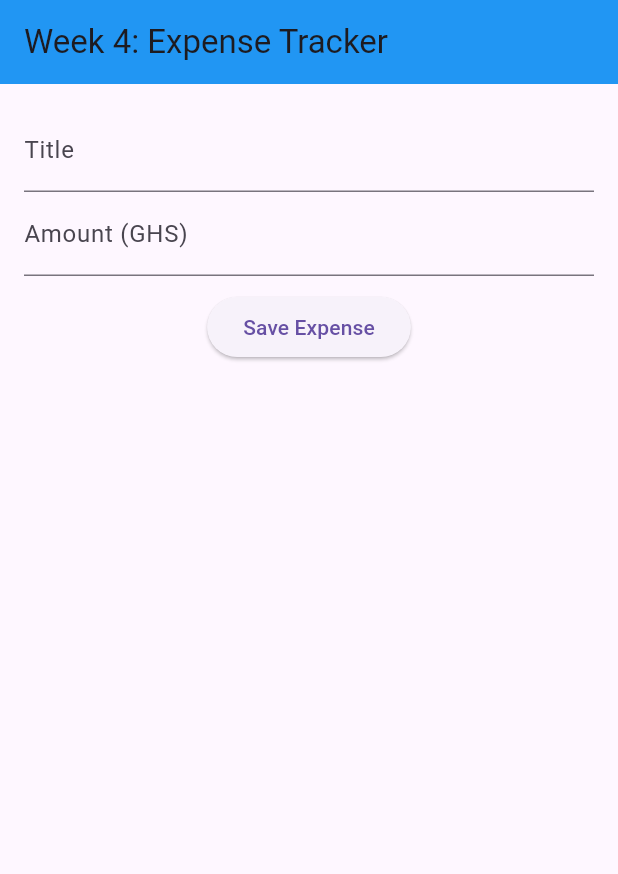
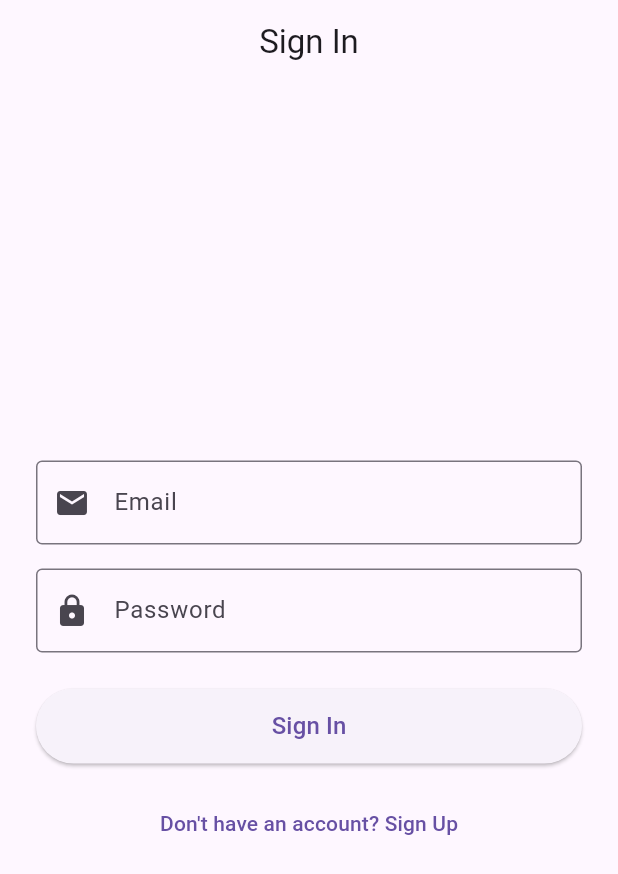
Before and after one commit to 123445tjvf/Mobile-App-Project-, a Flutter app: the screen it shows after launch, on a phone screen of 412 x 824 dp. Shown: the top 874 px of the screen. Run offline on Flutter 3.47's test engine with Material 3 defaults, Android fonts, the phone set to English and light mode, and no system bars; our stand-ins replace firebase_auth, firebase_core, sqflite; accounts and stored records are empty.

Commit message:
week5-authentication

```diff
--- /dev/null
+++ b/lib/auth_wrapper.dart
@@ -0,0 +1,28 @@
+import 'package:firebase_auth/firebase_auth.dart';
+import 'package:flutter/material.dart';
+import 'screens/login_screen.dart';
+import 'screens/dashboard_screen.dart';
+
+class AuthWrapper extends StatelessWidget {
+  const AuthWrapper({super.key});
+
+  @override
+  Widget build(BuildContext context) {
+    return StreamBuilder<User?>(
+      stream: FirebaseAuth.instance.authStateChanges(),
+      builder: (context, snapshot) {
+        if (snapshot.connectionState == ConnectionState.waiting) {
+          return const Scaffold(
+            body: Center(child: CircularProgressIndicator()),
+          );
+        }
+
+        if (snapshot.hasData) {
+          return const DashboardScreen();
+        }
+
+        return const LoginScreen();
+      },
+    );
+  }
+}
--- a/lib/main.dart
+++ b/lib/main.dart
@@ -1,90 +1,26 @@
+import 'package:firebase_core/firebase_core.dart';
 import 'package:flutter/material.dart';
-import 'db_helper.dart';
+import 'firebase_options.dart';
+import 'auth_wrapper.dart';
 
-void main() =>
-    runApp(MaterialApp(debugShowCheckedModeBanner: false, home: Home()));
+void main() async {
+  WidgetsFlutterBinding.ensureInitialized();
 
-class Home extends StatefulWidget {
-  @override
-  _HomeState createState() => _HomeState();
+  await Firebase.initializeApp(options: DefaultFirebaseOptions.currentPlatform);
+
+  runApp(const MyApp());
 }
 
-class _HomeState extends State<Home> {
-  List<Map<String, dynamic>> _expenses = [];
-  final titleController = TextEditingController();
-  final amountController = TextEditingController();
-
-  @override
-  void initState() {
-    super.initState();
-    _refresh();
-  }
-
-  void _refresh() async {
-    final data = await DBHelper.instance.getAll();
-    setState(() => _expenses = data);
-  }
+class MyApp extends StatelessWidget {
+  const MyApp({super.key});
 
   @override
   Widget build(BuildContext context) {
-    return Scaffold(
-      appBar: AppBar(
-        title: Text("Week 4: Expense Tracker"),
-        backgroundColor: Colors.blue,
-      ),
-      body: Column(
-        children: [
-          Padding(
-            padding: EdgeInsets.all(16),
-            child: Column(
-              children: [
-                TextField(
-                  controller: titleController,
-                  decoration: InputDecoration(labelText: "Title"),
-                ),
-                TextField(
-                  controller: amountController,
-                  decoration: InputDecoration(labelText: "Amount (GHS)"),
-                  keyboardType: TextInputType.number,
-                ),
-                SizedBox(height: 10),
-                ElevatedButton(
-                  onPressed: () async {
-                    if (titleController.text.isEmpty ||
-                        amountController.text.isEmpty)
-                      return;
-                    await DBHelper.instance.insert({
-                      'title': titleController.text,
-                      'amount': double.parse(amountController.text),
-                      'date': DateTime.now().toIso8601String(),
-                    });
-                    titleController.clear();
-                    amountController.clear();
-                    _refresh();
-                  },
-                  child: Text("Save Expense"),
-                ),
-              ],
-            ),
-          ),
-          Expanded(
-            child: ListView.builder(
-              itemCount: _expenses.length,
-              itemBuilder: (context, index) => ListTile(
-                title: Text(_expenses[index]['title']),
-                subtitle: Text("GHS ${_expenses[index]['amount']}"),
-                trailing: IconButton(
-                  icon: Icon(Icons.delete, color: Colors.red),
-                  onPressed: () async {
-                    await DBHelper.instance.delete(_expenses[index]['id']);
-                    _refresh();
-                  },
-                ),
-              ),
-            ),
-          ),
-        ],
-      ),
+    return MaterialApp(
+      title: 'Authenticated User Dashboard',
+      debugShowCheckedModeBanner: false,
+      theme: ThemeData(primarySwatch: Colors.blue),
+      home: const AuthWrapper(),
     );
   }
 }
--- /dev/null
+++ b/lib/screens/login_screen.dart
@@ -0,0 +1,137 @@
+import 'package:firebase_auth/firebase_auth.dart';
+import 'package:flutter/material.dart';
+import 'signup_screen.dart';
+
+class LoginScreen extends StatefulWidget {
+  const LoginScreen({super.key});
+
+  @override
+  State<LoginScreen> createState() => _LoginScreenState();
+}
+
+class _LoginScreenState extends State<LoginScreen> {
+  final _formKey = GlobalKey<FormState>();
+  final _emailController = TextEditingController();
+  final _passwordController = TextEditingController();
+  bool _isLoading = false;
+  final _auth = FirebaseAuth.instance;
+
+  @override
+  void dispose() {
+    _emailController.dispose();
+    _passwordController.dispose();
+    super.dispose();
+  }
+
+  String? _validateEmail(String? value) {
+    if (value == null || value.isEmpty) return 'Email is required';
+    final emailRegex = RegExp(r'^[^@]+@[^@]+\.[^@]+');
+    if (!emailRegex.hasMatch(value)) return 'Enter a valid email address';
+    return null;
+  }
+
+  String? _validatePassword(String? value) {
+    if (value == null || value.isEmpty) return 'Password is required';
+    if (value.length < 6) return 'Password must be at least 6 characters';
+    return null;
+  }
+
+  Future<void> _signIn() async {
+    if (!_formKey.currentState!.validate()) return;
+
+    setState(() => _isLoading = true);
+
+    try {
+      await _auth.signInWithEmailAndPassword(
+        email: _emailController.text.trim(),
+        password: _passwordController.text.trim(),
+      );
+    } on FirebaseAuthException catch (e) {
+      String errorMessage;
+      if (e.code == 'user-not-found') {
+        errorMessage = 'No user found with this email.';
+      } else if (e.code == 'wrong-password') {
+        errorMessage = 'Wrong password provided.';
+      } else if (e.code == 'invalid-email') {
+        errorMessage = 'Invalid email format.';
+      } else {
+        errorMessage = 'Login failed: ${e.message}';
+      }
+      ScaffoldMessenger.of(
+        context,
+      ).showSnackBar(SnackBar(content: Text(errorMessage)));
+    } catch (e) {
+      ScaffoldMessenger.of(context).showSnackBar(
+        SnackBar(content: Text('An error occurred: ${e.toString()}')),
+      );
+    } finally {
+      setState(() => _isLoading = false);
+    }
+  }
+
+  @override
+  Widget build(BuildContext context) {
+    return Scaffold(
+      appBar: AppBar(title: const Text('Sign In'), centerTitle: true),
+      body: Padding(
+        padding: const EdgeInsets.all(24.0),
+        child: Form(
+          key: _formKey,
+          child: Column(
+            mainAxisAlignment: MainAxisAlignment.center,
+            children: [
+              TextFormField(
+                controller: _emailController,
+                decoration: const InputDecoration(
+                  labelText: 'Email',
+                  border: OutlineInputBorder(),
+                  prefixIcon: Icon(Icons.email),
+                ),
+                keyboardType: TextInputType.emailAddress,
+                validator: _validateEmail,
+                enabled: !_isLoading,
+              ),
+              const SizedBox(height: 16),
+              TextFormField(
+                controller: _passwordController,
+                decoration: const InputDecoration(
+                  labelText: 'Password',
+                  border: OutlineInputBorder(),
+                  prefixIcon: Icon(Icons.lock),
+                ),
+                obscureText: true,
+                validator: _validatePassword,
+                enabled: !_isLoading,
+              ),
+              const SizedBox(height: 24),
+              SizedBox(
+                width: double.infinity,
+                height: 50,
+                child: ElevatedButton(
+                  onPressed: _isLoading ? null : _signIn,
+                  child: _isLoading
+                      ? const CircularProgressIndicator(color: Colors.white)
+                      : const Text('Sign In', style: TextStyle(fontSize: 16)),
+                ),
+              ),
+              const SizedBox(height: 16),
+              TextButton(
+                onPressed: _isLoading
+                    ? null
+                    : () {
+                        Navigator.push(
+                          context,
+                          MaterialPageRoute(
+                            builder: (context) => const SignupScreen(),
+                          ),
+                        );
+                      },
+                child: const Text('Don\'t have an account? Sign Up'),
+              ),
+            ],
+          ),
+        ),
+      ),
+    );
+  }
+}
```
Also changed, not shown: lib/screens/dashboard_screen.dart (added, +139 -0 lines), lib/screens/signup_screen.dart (added, +146 -0 lines), lib/firebase_options.dart (added), 6 other files.
